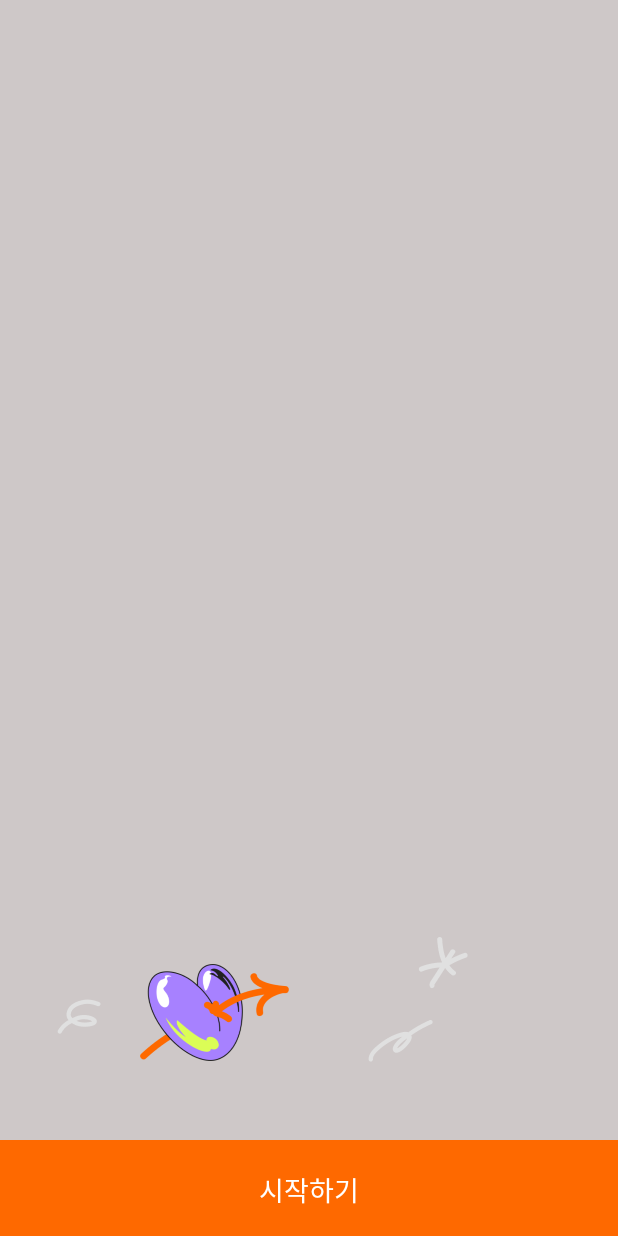
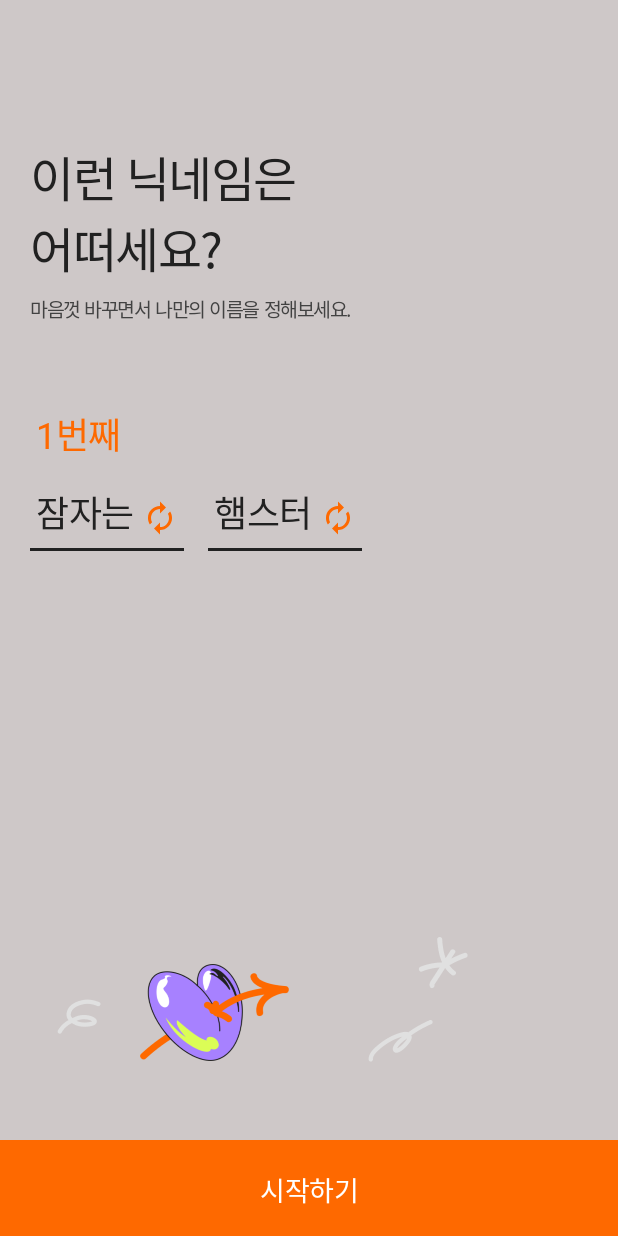
Before and after one commit to mash-up-kr/DamgleDamgle_Android, an Android app built with Jetpack Compose: the screen it shows after launch (MainActivity), on a phone screen of 412 x 824 dp. Run offline under Robolectric (Android 15) with nearby library versions, the phone set to English and light mode, and no system bars; our stand-ins replace Dagger/Hilt's generated code, accompanist; Roboto replaces fonts that are not available here.

Commit message:
Add NickNameScreen, NickNameBox(Composable) UI & Add OnboardingViewModel
- 닉네임 스크린 및 닉네임 컴포저블 함수 추가 UI 추가
- OnboardingViewModel 추가
- ic_refresh 추가
- 닉네임 페이지에서 사용될 strings 추가

```diff
--- a/app/src/main/java/com/mashup/damgledamgle/presentation/common/PermissionFunctions.kt
+++ b/app/src/main/java/com/mashup/damgledamgle/presentation/common/PermissionFunctions.kt
@@ -10,7 +10,7 @@ import androidx.core.content.ContextCompat
  *  PermissionFunctions.kt
  *
  *  Created by Minji Jeong on 2022/07/22
- *  Copyright © 2022 GwanakMT All rights reserved.
+ *  Copyright © 2022 MashUp All rights reserved.
  */
 
 /**
--- a/app/src/main/java/com/mashup/damgledamgle/presentation/feature/onboarding/NickNameScreen.kt
+++ b/app/src/main/java/com/mashup/damgledamgle/presentation/feature/onboarding/NickNameScreen.kt
@@ -4,31 +4,38 @@ import androidx.compose.foundation.Image
 import androidx.compose.foundation.background
 import androidx.compose.foundation.clickable
 import androidx.compose.foundation.layout.*
+import androidx.compose.material.Divider
 import androidx.compose.material.Text
 import androidx.compose.runtime.Composable
+import androidx.compose.runtime.collectAsState
+import androidx.compose.ui.Alignment
 import androidx.compose.ui.Modifier
+import androidx.compose.ui.platform.LocalContext
 import androidx.compose.ui.res.painterResource
-import androidx.compose.ui.text.TextStyle
 import androidx.compose.ui.text.style.TextAlign
+import androidx.compose.ui.tooling.preview.Preview
 import androidx.compose.ui.unit.dp
-import androidx.compose.ui.unit.sp
+import androidx.hilt.navigation.compose.hiltViewModel
 import com.mashup.damgledamgle.R
-import com.mashup.damgledamgle.ui.theme.Grey500
-import com.mashup.damgledamgle.ui.theme.Orange500
-import com.mashup.damgledamgle.ui.theme.White
+import com.mashup.damgledamgle.ui.theme.*
 
 /**
  *  NickNameScreen.kt
  *
  *  Created by Minji Jeong on 2022/07/06
- *  Copyright © 2022 GwanakMT All rights reserved.
+ *  Copyright © 2022 MashUp All rights reserved.
  */
 
 @Composable
 fun NickNameScreen(
     finishMakeNickName: (() -> Unit)? = null
 ) {
-    // TODO(minji): UI 작업 필요
+    val context = LocalContext.current
+    val viewModel: OnboardingViewModel = hiltViewModel()
+
+    // init data
+    viewModel.getNickName()
+
     Column(
         modifier = Modifier
             .fillMaxSize()
@@ -36,7 +43,45 @@ fun NickNameScreen(
         verticalArrangement = Arrangement.SpaceBetween,
     ) {
         Column {
+            Text(
+                text = context.getString(R.string.nickname_maintext),
+                style = pretendardTextStyle.title1Bold32,
+                color = Gray1000,
+                modifier = Modifier.padding(top = 94.dp, bottom = 8.dp, start = 20.dp),
+            )
 
+            Text(
+                text = context.getString(R.string.nickname_subtext),
+                style = pretendardTextStyle.bodyMedium13,
+                color = Gray900,
+                modifier = Modifier.padding(start = 20.dp)
+            )
+
+            Text(
+                text = context.getString(
+                    R.string.nickname_placeholder_count,
+                    viewModel.nickName.collectAsState().value.nth
+                ),
+                style = pretendardTextStyle.bodyMedium24,
+                color = Orange500,
+                modifier = Modifier.padding(top = 56.dp, start = 24.dp)
+            )
+
+            Row(
+                modifier = Modifier.padding(horizontal = 20.dp, vertical = 16.dp)
+            ) {
+                NickNameBox(viewModel.nickName.collectAsState().value.adjective) {
+                    viewModel.refreshNickName(viewModel.nickName.value.copy(
+                        adjective = ""
+                    ))
+                }
+
+                NickNameBox(viewModel.nickName.collectAsState().value.noun) {
+                    viewModel.refreshNickName(viewModel.nickName.value.copy(
+                        noun = ""
+                    ))
+                }
+            }
         }
 
         Column(modifier = Modifier.weight(1f, false)) {
@@ -50,18 +95,60 @@ fun NickNameScreen(
 
             Text(
                 textAlign = TextAlign.Center,
-                text = "시작하기",
+                text = context.getString(R.string.nickname_button_start),
                 modifier = Modifier
                     .background(Orange500)
                     .fillMaxWidth()
                     .height(64.dp)
                     .clickable { finishMakeNickName?.invoke() }
                     .padding(vertical = 20.dp),
-                style = TextStyle(
-                    color = White,
-                    fontSize = 18.sp,
-                )
+                style = pretendardTextStyle.bodyMedium18,
+                color = White
             )
         }
     }
 }
+
+@Composable
+fun NickNameBox(
+    nickName: String,
+    onClickRefresh: (() -> Unit)? = null
+) {
+    Box(
+        Modifier
+            .width(IntrinsicSize.Max)
+            .padding(end = 16.dp)
+    ) {
+        Text(
+            text = nickName,
+            style = pretendardTextStyle.bodyMedium24,
+            color = Gray1000,
+            modifier = Modifier
+                .align(Alignment.TopStart)
+                .padding(start = 4.dp, end = 32.dp, bottom = 8.dp)
+                .wrapContentSize()
+        )
+
+        Divider(
+            color = Gray1000,
+            modifier = Modifier.align(Alignment.BottomStart),
+            thickness = 2.dp
+        )
+
+        Image(
+            painter = painterResource(id = R.drawable.ic_refresh),
+            contentDescription = "",
+            modifier = Modifier
+                .align(Alignment.CenterEnd)
+                .padding(end = 4.dp)
+                .size(24.dp)
+                .clickable { onClickRefresh?.invoke() }
+        )
+    }
+}
+
+@Preview
+@Composable
+fun PreviewNickNameBox() {
+    NickNameBox("닉네임")
+}
--- /dev/null
+++ b/app/src/main/java/com/mashup/damgledamgle/presentation/feature/onboarding/OnboardingViewModel.kt
@@ -0,0 +1,46 @@
+package com.mashup.damgledamgle.presentation.feature.onboarding
+
+import androidx.lifecycle.ViewModel
+import androidx.lifecycle.viewModelScope
+import com.mashup.damgledamgle.presentation.feature.onboarding.model.NickName
+import dagger.hilt.android.lifecycle.HiltViewModel
+import kotlinx.coroutines.flow.MutableStateFlow
+import kotlinx.coroutines.flow.StateFlow
+import kotlinx.coroutines.launch
+import javax.inject.Inject
+
+/**
+ *  OnboardingViewModel.kt
+ *
+ *  Created by Minji Jeong on 2022/07/24
+ *  Copyright © 2022 MashUp All rights reserved.
+ */
+
+@HiltViewModel
+class OnboardingViewModel @Inject constructor(
+
+) : ViewModel() {
+    private val _nickName = MutableStateFlow(NickName())
+    val nickName: StateFlow<NickName> = _nickName
+
+    fun getNickName() {
+        viewModelScope.launch {
+            _nickName.value = NickName(
+                fullName = "잠자는 첫번째 햄스터",
+                adjective = "잠자는",
+                noun = "햄스터",
+                nth = 1
+            )
+        }
+    }
+
+    fun refreshNickName(nickName: NickName) {
+        viewModelScope.launch {
+            if (nickName.adjective.isEmpty()) {
+                // TODO: 형용사 다시 조회
+            } else if (nickName.noun.isEmpty()) {
+                // TODO: 명사 다시 조회
+            }
+        }
+    }
+}
--- /dev/null
+++ b/app/src/main/java/com/mashup/damgledamgle/presentation/feature/onboarding/model/NickName.kt
@@ -0,0 +1,15 @@
+package com.mashup.damgledamgle.presentation.feature.onboarding.model
+
+/**
+ *  NickName.kt
+ *
+ *  Created by Minji Jeong on 2022/07/24
+ *  Copyright © 2022 MashUp All rights reserved.
+ */
+
+data class NickName(
+    val fullName: String = "",
+    val adjective: String = "",
+    val noun: String = "",
+    val nth: Int = 0,
+)
--- a/app/src/main/java/com/mashup/damgledamgle/ui/theme/Font.kt
+++ b/app/src/main/java/com/mashup/damgledamgle/ui/theme/Font.kt
@@ -65,7 +65,7 @@ val pretendardTextStyle = Pretendard(
     ),
     bodyMedium18 = TextStyle(
         fontFamily = pretendard,
-        fontWeight = FontWeight.Bold,
+        fontWeight = FontWeight.Medium,
         fontSize = 18.sp,
         letterSpacing = (-0.3).sp
     ),
--- a/app/src/main/res/values/strings.xml
+++ b/app/src/main/res/values/strings.xml
@@ -22,4 +22,10 @@
     <string name="permission.location.subtext">나의 주변에 남겨져있는\n다양한 이야기를 즐겨보세요!</string>
     <string name="permission.alarm.maintext">우리 서비스를 이용하기 위해\n알람 동의가 꼭 필요해요!</string>
     <string name="permission.alarm.subtext">내 주변의 색다른 이야기가\n발견되면 알려드릴게요!</string>
+
+    // Nickname
+    <string name="nickname.maintext">이런 닉네임은\n어떠세요?</string>
+    <string name="nickname.subtext">마음껏 바꾸면서 나만의 이름을 정해보세요.</string>
+    <string name="nickname.placeholder.count">%d번째</string>
+    <string name="nickname.button.start">시작하기</string>
 </resources>
```
Also changed, not shown: app/src/main/res/drawable/ic_refresh.xml (+2 -15 lines).
